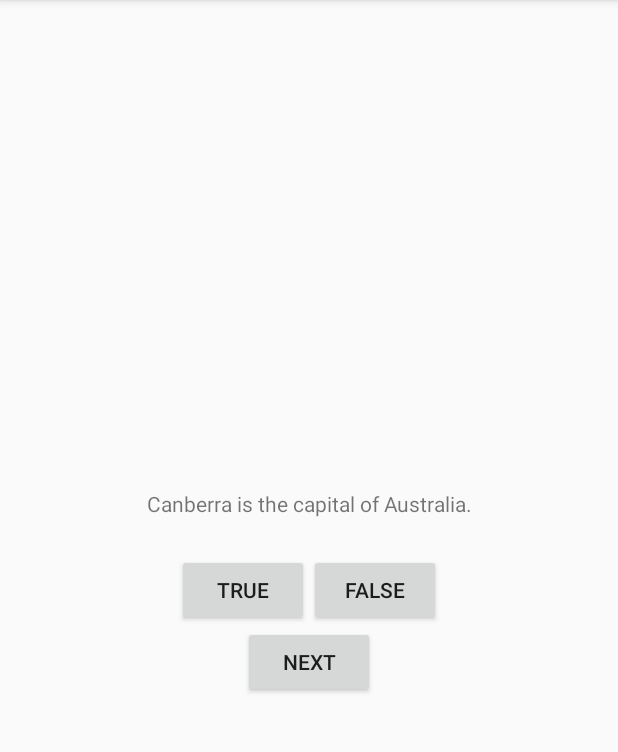
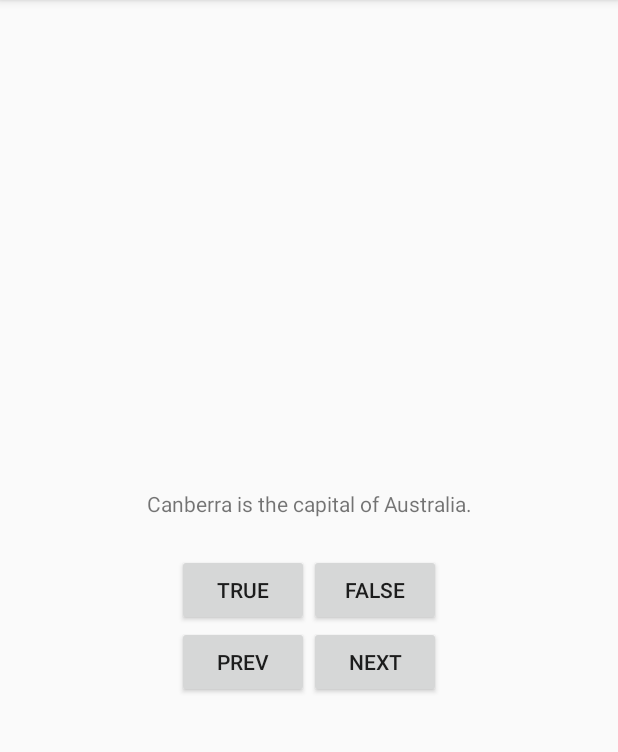
Before and after one commit to neoseurae12/GeoQuiz, an Android app: the screen it shows after launch (MainActivity), on a phone screen of 412 x 824 dp, the part 84-836 px from its top. Run offline under Robolectric (Android 15) with nearby library versions, the phone set to English and light mode, and no system bars.

Commit message:
feat: Add a Previous Button

```diff
--- a/app/src/main/java/com/bignerdranch/android/geoquiz/MainActivity.kt
+++ b/app/src/main/java/com/bignerdranch/android/geoquiz/MainActivity.kt
@@ -35,6 +35,10 @@ class MainActivity : AppCompatActivity() {
             checkAnswer(userAnswer = false)
         }
 
+        binding.previousButton.setOnClickListener {
+            previousQuestion()
+        }
+
         binding.nextButton.setOnClickListener {
             nextQuestion()
         }
@@ -49,6 +53,12 @@ class MainActivity : AppCompatActivity() {
     private fun updateQuestion() {
         val questionTextResId = questionBank[currentIndex].textResId
         binding.questionTextView.setText(questionTextResId)
+    }
+
+    private fun previousQuestion() {
+        currentIndex = (currentIndex - 1) % questionBank.size
+
+        updateQuestion()
     }
 
     private fun nextQuestion() {
--- /dev/null
+++ b/app/src/main/res/drawable/arrow_left.xml
@@ -0,0 +1,5 @@
+<vector xmlns:android="http://schemas.android.com/apk/res/android" android:autoMirrored="true" android:height="24dp" android:tint="#000000" android:viewportHeight="24" android:viewportWidth="24" android:width="24dp">
+
+    <path android:fillColor="@android:color/white" android:pathData="M14,7l-5,5 5,5V7z"/>
+
+</vector>
--- a/app/src/main/res/layout/activity_main.xml
+++ b/app/src/main/res/layout/activity_main.xml
@@ -34,11 +34,25 @@
 
     </LinearLayout>
 
-    <Button
-        android:id="@+id/next_button"
+    <LinearLayout
         android:layout_width="wrap_content"
         android:layout_height="wrap_content"
-        android:text="@string/next_button"
-        app:icon="@drawable/arrow_right"
-        app:iconGravity="end" />
+        android:orientation="horizontal">
+
+        <Button
+            android:id="@+id/previous_button"
+            android:layout_width="wrap_content"
+            android:layout_height="wrap_content"
+            android:text="@string/previous_button"
+            app:icon="@drawable/arrow_left"
+            app:iconGravity="start" />
+
+        <Button
+            android:id="@+id/next_button"
+            android:layout_width="wrap_content"
+            android:layout_height="wrap_content"
+            android:text="@string/next_button"
+            app:icon="@drawable/arrow_right"
+            app:iconGravity="end" />
+    </LinearLayout>
 </LinearLayout>
--- a/app/src/main/res/values/strings.xml
+++ b/app/src/main/res/values/strings.xml
@@ -6,6 +6,7 @@
     <string name="true_button">TRUE</string>
     <string name="false_button">FALSE</string>
     <string name="next_button">NEXT</string>
+    <string name="previous_button">PREV</string>
 
     <string name="correct_toast">Correct!</string>
     <string name="incorrect_toast">Incorrect!</string>
```
